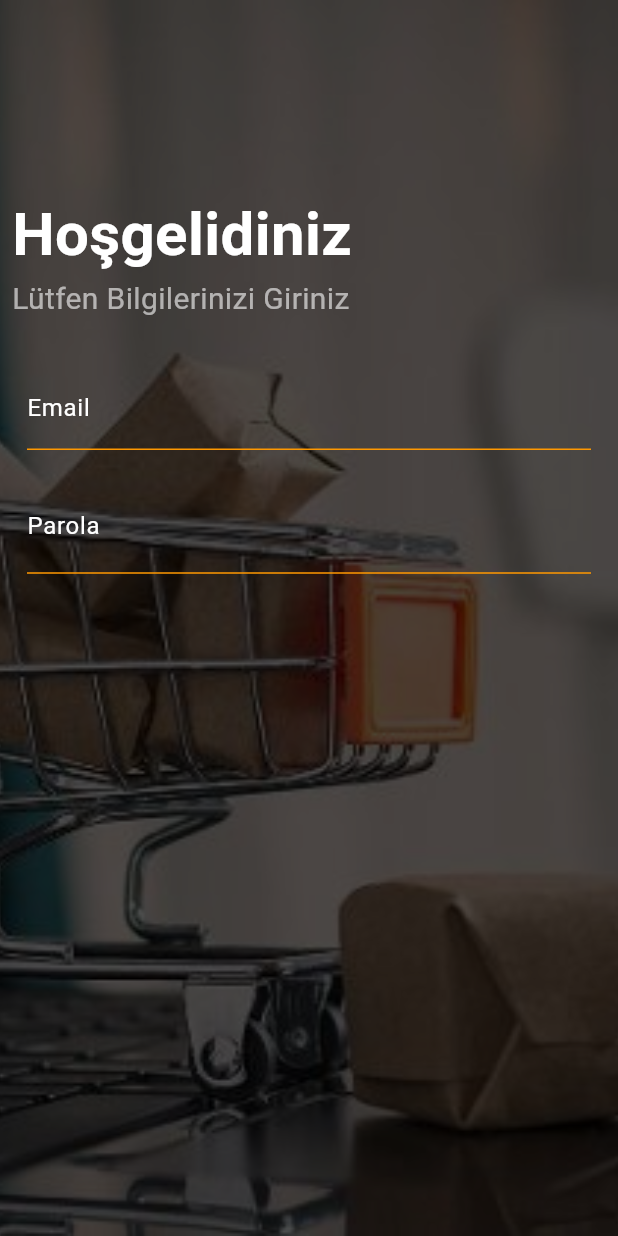
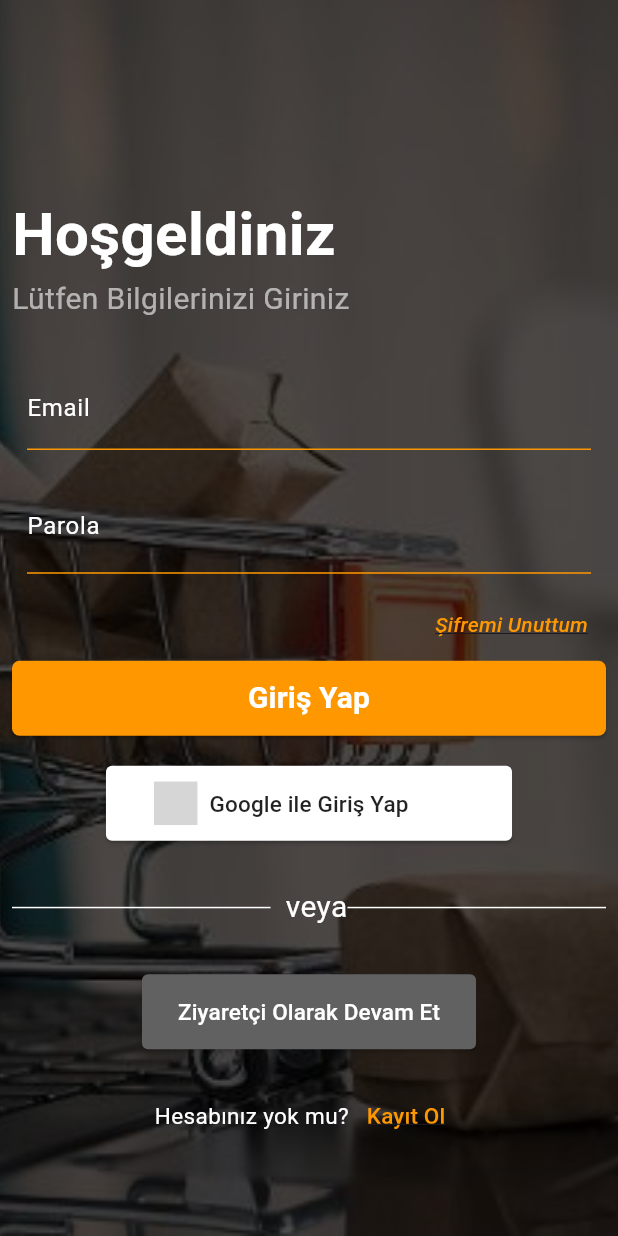
Before and after one commit to Arifcngk/Online-Grocery-Order-with-Flutter, a Flutter app: the screen it shows after launch, on a phone screen of 412 x 824 dp. Run offline on Flutter 3.47's test engine with Material 3 defaults, Android fonts, the light colour scheme and no system bars; drawn by our look-alikes of card_swiper, social_login_buttons; our stand-ins replace fancy_shimmer_image, flutter_iconly, shared_preferences, sliding_up_panel, video_player; grey boxes are pictures that could not be loaded.

Commit message:
feat: Add social_login_buttons dependency for social login functionality

```diff
--- a/lib/auth/login.dart
+++ b/lib/auth/login.dart
@@ -1,23 +1,23 @@
-import 'dart:math';
-
+import 'package:flutter/material.dart';
 import 'package:card_swiper/card_swiper.dart';
-import 'package:flutter/material.dart';
+import 'package:manav_sepeti/auth/forget_pass.dart';
+import 'package:manav_sepeti/auth/register.dart';
 import 'package:manav_sepeti/const/consts.dart';
-import 'package:manav_sepeti/widgets/video_player_widget.dart';
+import 'package:manav_sepeti/widgets/auth_button.dart';
+import 'package:social_login_buttons/social_login_buttons.dart';
 
 class LoginScreen extends StatefulWidget {
+  static const routeName = '/login';
   @override
   State<LoginScreen> createState() => _LoginScreenState();
 }
 
 class _LoginScreenState extends State<LoginScreen> {
-  @override
-  Widget build(BuildContext context) {
   final _emailController = TextEditingController();
   final _passwordController = TextEditingController();
   final _passFocusNode = FocusNode();
   final _formKey = GlobalKey<FormState>();
-    final _obscuretext = true;
+  bool _obscuretext = true;
 
   @override
   void dispose() {
@@ -27,7 +27,7 @@ class _LoginScreenState extends State<LoginScreen> {
     super.dispose();
   }
 
-    void _submitFormOnLiogin() {
+  void _submitFormOnLogin() {
     final isValid = _formKey.currentState!.validate();
     FocusScope.of(context).unfocus();
     if (!isValid) {
@@ -36,10 +36,13 @@ class _LoginScreenState extends State<LoginScreen> {
     _formKey.currentState!.save();
   }
 
+  @override
+  Widget build(BuildContext context) {
     return Scaffold(
       body: Stack(
         children: [
           Swiper(
+            autoplay: true,
             duration: 500,
             autoplayDelay: 6000,
             itemBuilder: (context, index) => Image.asset(
@@ -61,7 +64,7 @@ class _LoginScreenState extends State<LoginScreen> {
                 children: [
                   const SizedBox(height: 120),
                   const Text(
-                    "Hoşgelidiniz",
+                    "Hoşgeldiniz",
                     style: TextStyle(
                       color: Colors.white,
                       fontSize: 40,
@@ -108,18 +111,15 @@ class _LoginScreenState extends State<LoginScreen> {
                             ),
                           ),
                         ),
-                        // Password
                         Padding(
                           padding: const EdgeInsets.all(10.0),
                           child: TextFormField(
-                            // focusNode: _passFocusNode,
+                            focusNode: _passFocusNode,
                             controller: _passwordController,
                             obscureText: _obscuretext,
-                            textInputAction: TextInputAction.next,
+                            textInputAction: TextInputAction.done,
                             keyboardType: TextInputType.visiblePassword,
-                            onEditingComplete: () {
-                              _submitFormOnLiogin();
-                            },
+                            onEditingComplete: _submitFormOnLogin,
                             validator: (value) {
                               if (value!.isEmpty || value.length < 6) {
                                 return "Geçerli bir parola giriniz";
@@ -132,11 +132,13 @@ class _LoginScreenState extends State<LoginScreen> {
                               suffix: GestureDetector(
                                 onTap: () {
                                   setState(() {
-                                    _obscuretext != _obscuretext;
+                                    _obscuretext = !_obscuretext;
                                   });
                                 },
-                                child: const Icon(
-                                  Icons.visibility,
+                                child: Icon(
+                                  _obscuretext
+                                      ? Icons.visibility
+                                      : Icons.visibility_off,
                                   color: Colors.white,
                                 ),
                               ),
@@ -151,13 +153,90 @@ class _LoginScreenState extends State<LoginScreen> {
                             ),
                           ),
                         ),
+                        Align(
+                          alignment: Alignment.centerRight,
+                          child: TextButton(
+                            onPressed: () {
+                              Navigator.of(context)
+                                  .pushNamed(ForgetPassword.routeName);
+                            },
+                            child: const Text(
+                              maxLines: 1,
+                              'Şifremi Unuttum',
+                              style: TextStyle(
+                                  color: Colors.orange,
+                                  decoration: TextDecoration.underline,
+                                  fontStyle: FontStyle.italic),
+                            ),
+                          ),
+                        ),
+                        AuthButton(
+                          function: () {},
+                          text: 'Giriş Yap',
+                          color: Colors.orange,
+                        ),
+                        const SizedBox(height: 20),
+                        SocialLoginButton(
+                          height: 50,
+                          text: 'Google ile Giriş Yap',
+                          buttonType: SocialLoginButtonType.google,
+                          onPressed: () {},
+                        ),
+                        const SizedBox(height: 30),
+                        const Row(
+                          children: [
+                            Expanded(
+                              child: Divider(color: Colors.white),
+                            ),
+                            SizedBox(width: 10),
+                            Text(
+                              'veya',
+                              style:
+                                  TextStyle(color: Colors.white, fontSize: 20),
+                            ),
+                            Expanded(child: Divider(color: Colors.white)),
+                          ],
+                        ),
+                        const SizedBox(height: 30),
+                        SocialLoginButton(
+                          height: 50,
+                          text: 'Ziyaretçi Olarak Devam Et',
+                          backgroundColor: Colors.grey[700]!,
+                          buttonType: SocialLoginButtonType.generalLogin,
+                          onPressed: () {},
+                        ),
+                        const SizedBox(height: 20),
+                        Row(
+                          mainAxisAlignment: MainAxisAlignment.center,
+                          children: [
+                            const Text(
+                              'Hesabınız yok mu?',
+                              style:
+                                  TextStyle(color: Colors.white, fontSize: 15),
+                            ),
+                            TextButton(
+                              onPressed: () {
+                                Navigator.of(context)
+                                    .pushNamed(Register.routeName);
+                              },
+                              child: const Text(
+                                'Kayıt Ol',
+                                style: TextStyle(
+                                  color: Colors.orange,
+                                  fontSize: 15,
+                                  decoration: TextDecoration.underline,
+                                ),
+                              ),
+                            ),
+                          ],
+                        ),
                       ],
                     ),
                   )
                 ],
               ),
             ),
-          )
+          ),
         ],
       ),
     );
--- a/lib/main.dart
+++ b/lib/main.dart
@@ -1,6 +1,8 @@
 import 'package:flutter/material.dart';
 import 'package:flutter/services.dart';
+import 'package:manav_sepeti/auth/forget_pass.dart';
 import 'package:manav_sepeti/auth/login.dart';
+import 'package:manav_sepeti/auth/register.dart';
 import 'package:manav_sepeti/const/theme_data.dart';
 import 'package:manav_sepeti/inner_screens/on_sale_screen.dart';
 import 'package:manav_sepeti/inner_screens/product_details.dart';
@@ -67,6 +69,9 @@ class _MyAppState extends State<MyApp> {
             ProductDetailScreen.routeName: (ctx) => const ProductDetailScreen(),
             WishlistScreen.routeName: (ctx) => const WishlistScreen(),
             OrdersScreen.routeName: (ctx) => const OrdersScreen(),
+            LoginScreen.routeName: (ctx) => LoginScreen(),
+            Register.routeName: (ctx) => Register(),
+            ForgetPassword.routeName: (ctx) => const ForgetPassword(),
           },
         );
       }),
--- /dev/null
+++ b/lib/widgets/auth_button.dart
@@ -0,0 +1,37 @@
+import 'package:flutter/material.dart';
+
+class AuthButton extends StatelessWidget {
+  const AuthButton(
+      {super.key,
+      required this.function,
+      required this.text,
+      this.color = Colors.white});
+  final Function function;
+  final String text;
+  final Color color;
+
+  @override
+  Widget build(BuildContext context) {
+    return SizedBox(
+      height: 50,
+      width: double.infinity,
+      child: ElevatedButton(
+        style: ElevatedButton.styleFrom(
+          backgroundColor: color,
+          shape: RoundedRectangleBorder(
+            borderRadius: BorderRadius.circular(5),
+          ),
+        ),
+        onPressed: () => function(),
+        child: Text(
+          text,
+          style: const TextStyle(
+            color: Colors.white,
+            fontSize: 20,
+            fontWeight: FontWeight.bold,
+          ),
+        ),
+      ),
+    );
+  }
+}
--- a/pubspec.yaml
+++ b/pubspec.yaml
@@ -43,6 +43,7 @@ dependencies:
   sliding_up_panel: ^2.0.0+1
   flutter_staggered_grid_view: ^0.7.0
   video_player: ^2.8.7
+  social_login_buttons: ^1.0.7
 
 
 dev_dependencies:
```
Also changed, not shown: lib/auth/forget_pass.dart (added, +115 -0 lines), lib/auth/register.dart (+270 -0 lines), lib/widgets/back_button.dart (added, +41 -0 lines), pubspec.lock. Lines whose indentation alone changed are shown as unchanged.
